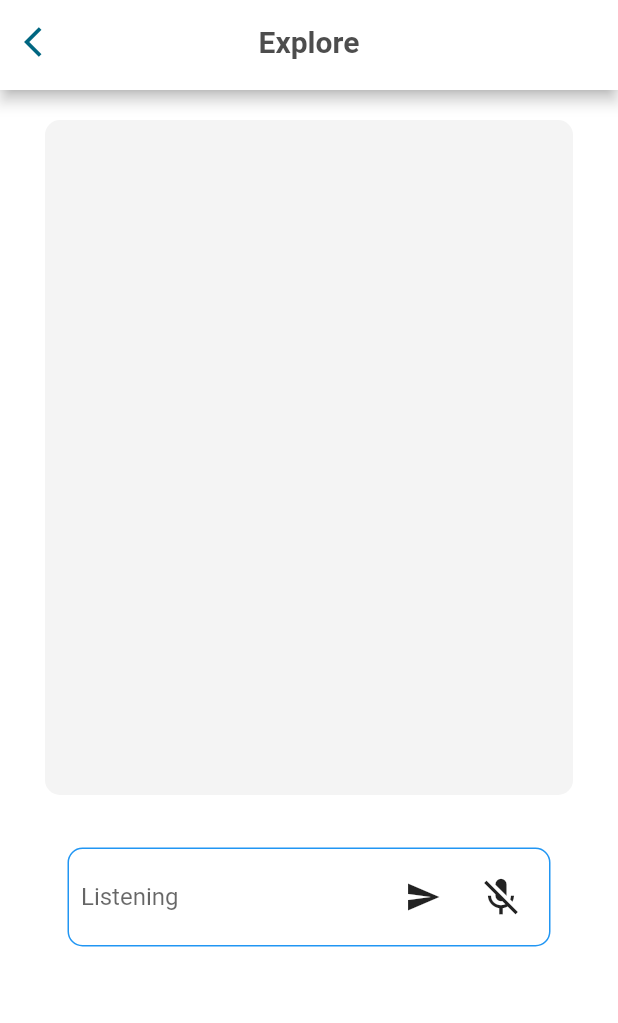
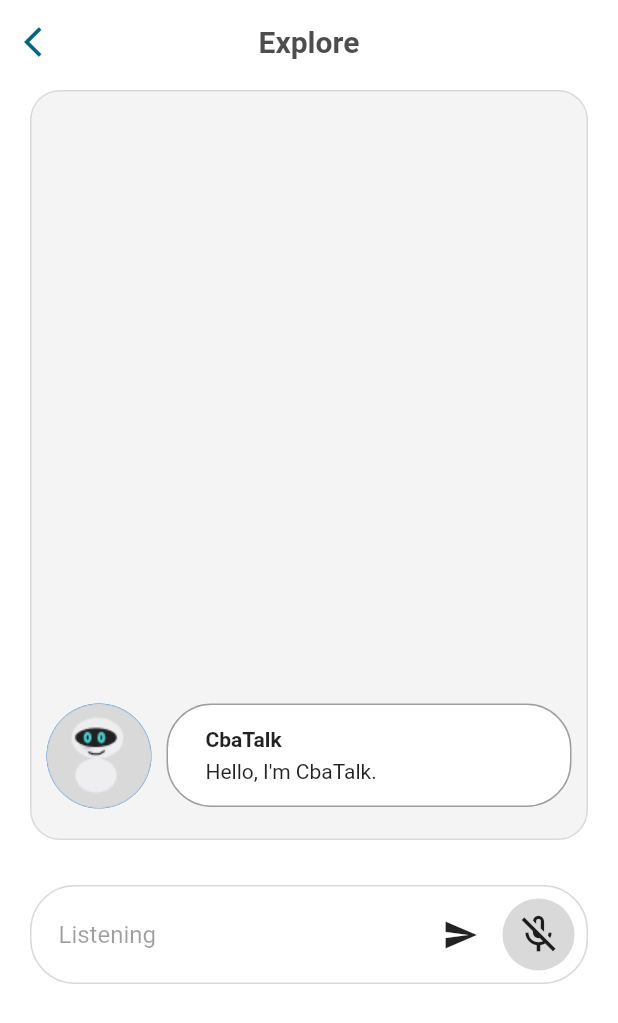
Before and after one commit to HckrLgna/en_learnig_app, a Flutter app: the AiToolsScreen screen opened by its route, on a phone screen of 412 x 824 dp. Shown: the top 1023 px of the screen. Run offline on Flutter 3.47's test engine with Material 2 defaults, Android fonts, the phone set to English and light mode, and no system bars; our stand-ins replace flutter_secure_storage, flutter_tts, speech_to_text; missing offline and left inert: circular_bottom_navigation, dialogflow_grpc; accounts and stored records are empty; project files that could hold a hidden picture were left out.

Commit message:
mejoramos la interfaz de la conversacion

```diff
--- a/lib/screens/ai_conversation_screen.dart
+++ b/lib/screens/ai_conversation_screen.dart
@@ -38,7 +38,7 @@ class _AiConversationScreenState extends State<AiConversationScreen> {
     speechToText = SpeechToText();
 
     flutterTts = FlutterTts();
-
+    _messages.add(const ChatMessage(text: "Hello, I'm CbaTalk.", name: "CbaTalk", type:false));
 
     // Initialize speech recognition services, returns true if successful, false if failed.
 
@@ -56,7 +56,7 @@ class _AiConversationScreenState extends State<AiConversationScreen> {
     dialogflow = DialogflowGrpcV2Beta1.viaServiceAccount(serviceAccount);
     setState(() {});
 
-    print(res);
+    //speak("Hello, I'm C b a Talk.");
   }
   void stopStream() async {
     await _audioStreamSubscription.cancel();
@@ -80,11 +80,11 @@ class _AiConversationScreenState extends State<AiConversationScreen> {
 
     // getting meaningful response text
     String fulfillmentText = data.queryResult.fulfillmentText;
-    print(fulfillmentText);
+    //print(fulfillmentText);
     if (fulfillmentText.isNotEmpty) {
       ChatMessage botMessage = ChatMessage(
         text: fulfillmentText,
-        name: "Talk",
+        name: "CbaTalk",
         type: false,
       );
       speak(fulfillmentText);
@@ -139,41 +139,53 @@ class _AiConversationScreenState extends State<AiConversationScreen> {
   @override
   Widget build(BuildContext context) {
     return Padding(
-      padding: const EdgeInsets.symmetric(horizontal: 30, vertical: 20),
+      padding: const EdgeInsets.symmetric(horizontal: 20, vertical: 0),
       child: Column(
         children: [
           Flexible(
             child: Container(
-              height: 450,
-              decoration: const BoxDecoration(
-                  color: Color.fromRGBO(217, 217, 217, 0.3),
-                  borderRadius: BorderRadius.all(Radius.circular(10))),
+              height: 500,
+              decoration: BoxDecoration(
+                  border: Border.all(color: const Color.fromRGBO(217, 217, 217, 1)),
+                  color: const Color.fromRGBO(217, 217, 217, 0.3),
+                  borderRadius: const BorderRadius.all(Radius.circular(20))),
               child: ListView.builder(
-                  padding: const EdgeInsets.all(8.0),
+                  padding: const EdgeInsets.all(10.0),
                   reverse: true,
-                  itemBuilder: (_, index) => _messages[index],
+                  itemBuilder: (_, index) => GestureDetector(
+                    onTap: () {
+                      print("se selecciono $index");
+                    },
+                    child: _messages[index],
+                  ),
                   itemCount: _messages.length),
             ),
           ),
           const SizedBox(
-            height: 20,
+            height: 30,
           ),
           Container(
             padding: const EdgeInsets.all(8),
+            //width: MediaQuery.sizeOf(context).width,
             decoration: BoxDecoration(
               color: Theme.of(context).cardColor,
-              border: Border.all(color: Colors.blue),
-              borderRadius: BorderRadius.circular(10),
+              border: Border.all(color: const Color.fromRGBO(217, 217, 217, 1)),
+              borderRadius: BorderRadius.circular(30),
             ),
-            margin: const EdgeInsets.symmetric(horizontal: 15, vertical: 15),
+            //margin: const EdgeInsets.symmetric(horizontal: 15, vertical: 15),
             child: Row(
               children: <Widget>[
                 Flexible(
+                  child: Container(
+                    margin: const EdgeInsets.symmetric(horizontal: 10.0),
                     child: TextField(
+                      enabled: false,
                       controller: _textController,
                       onSubmitted: handleSubmitted,
                       decoration: const InputDecoration.collapsed(
+
                           hintText: "Listening"),
+                    ),
                   ),
                 ),
                 Container(
@@ -183,12 +195,25 @@ class _AiConversationScreenState extends State<AiConversationScreen> {
                     onPressed: () => handleSubmitted(_textController.text),
                   ),
                 ),
-                IconButton(
+                Container(
+                  decoration: const BoxDecoration(
+                    shape: BoxShape.circle,
+                    color: Color.fromRGBO(217, 217, 217, 1)
+                  ),
+                  child: IconButton(
                       iconSize: 30.0,
-                    icon: Icon(_isRecording ? Icons.mic : Icons.mic_off),
+                      icon: Icon(_isRecording ? Icons.mic_outlined :Icons.mic_off_outlined),
                       onPressed: () {
+                        if ( _isRecording ){
+                          setState(() {
+                            _stopListening();
+                          });
+                        }else{
                            handleStream();
+                        }
+
                       }),
+                ),
               ],
             ),
           ),
--- a/lib/widgets/appbar_customize.dart
+++ b/lib/widgets/appbar_customize.dart
@@ -14,7 +14,8 @@ class AppBarCustomize extends StatelessWidget {
           },
           icon: const Icon(Icons.arrow_back_ios, color: Color.fromRGBO(0, 102, 129, 1), weight: 10),
           ),
-        title: Text(title, style: TextStyle( color: Color.fromRGBO(33, 33, 33, 0.8), fontSize: 20, fontWeight: FontWeight.bold),),
+        title: Text(title, style: const TextStyle( color: Color.fromRGBO(33, 33, 33, 0.8), fontSize: 20, fontWeight: FontWeight.bold),),
+        elevation: 0,
         centerTitle: true,
       );
   }
--- a/lib/widgets/chatMessage.dart
+++ b/lib/widgets/chatMessage.dart
@@ -14,11 +14,22 @@ class ChatMessage extends StatelessWidget {
 
   List<Widget> otherMessage(context) {
     return <Widget>[
+
       Container(
-        margin: const EdgeInsets.only(right: 16.0),
-        child: const CircleAvatar(child: Text('B')),
+        margin: const EdgeInsets.only(right: 10.0),
+        child: const CircleAvatar(
+          backgroundImage: AssetImage('assets/ChatBoot.png'),
+          radius: 35,
+          ),
       ),
       Expanded(
+        child: Container(
+          padding: EdgeInsets.symmetric(horizontal: 25, vertical: 15),
+          decoration: BoxDecoration(
+              color: Colors.white,
+              border: Border.all(color: Colors.grey),
+              borderRadius: BorderRadius.circular(30),
+            ),
           child: Column(
             crossAxisAlignment: CrossAxisAlignment.start,
             children: <Widget>[
@@ -33,6 +44,7 @@ class ChatMessage extends StatelessWidget {
                 child: Text(text ?? ""),
               ),
             ],
+          ),
         ),
       ),
     ];
--- a/pubspec.yaml
+++ b/pubspec.yaml
@@ -58,7 +58,7 @@ flutter:
   # To add assets to your application, add an assets section, like this:
   assets:
     - assets/credentials.json
-  #   - images/a_dot_ham.jpeg
+    - assets/ChatBoot.png
   # An image asset can refer to one or more resolution-specific "variants", see
   # https://flutter.dev/assets-and-images/#resolution-aware
   # For details regarding adding assets from package dependencies, see
```
Also changed, not shown: lib/screens/home_screen.dart (+1 -7 lines), lib/screens/routes_app.dart (+8 -6 lines), lib/widgets/microphone_widget.dart (+8 -6 lines), assets/ChatBoot.png (added). Lines whose indentation alone changed are shown as unchanged.
